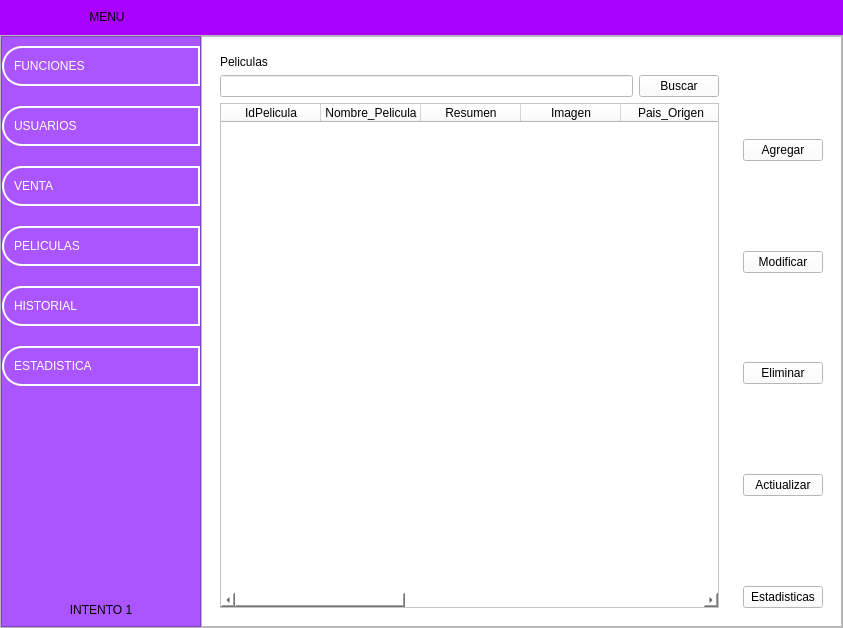
Above: ui/menu.ui from LeandroMuzalski1843/Proyecto_Final_Practicas_II before the change. Below: the same form after it.
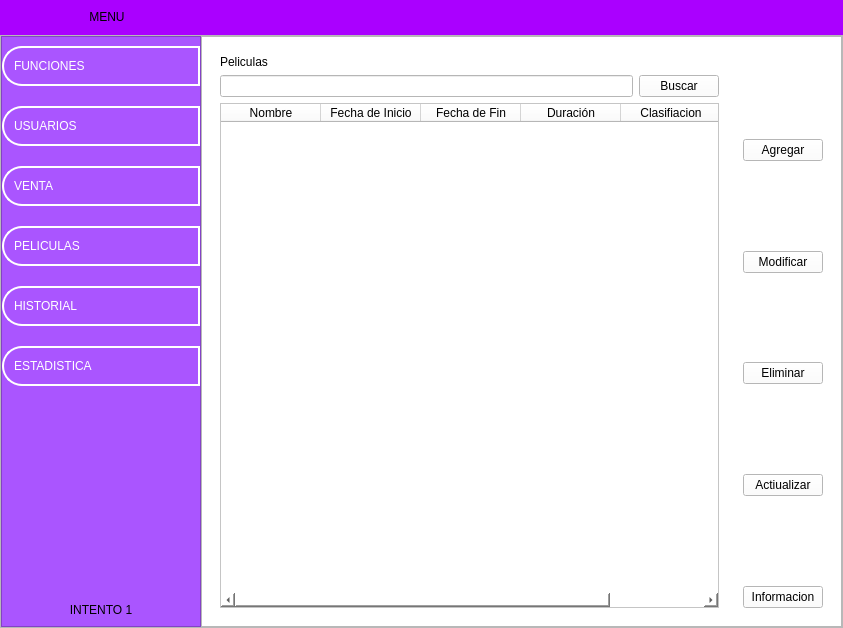
That is the form after the change. The open tabs and pages were chosen to show the change. Icons and pictures are not drawn.

Commit message: Estetica de la sección peliculas

```diff
--- a/ui/menu.ui
+++ b/ui/menu.ui
@@ -1388,57 +1388,27 @@
                   <widget class="QTableWidget" name="tableWidget_pelis">
                    <column>
                     <property name="text">
-                     <string>IdPelicula</string>
+                     <string>Nombre</string>
                     </property>
                    </column>
                    <column>
                     <property name="text">
-                     <string>Nombre_Pelicula</string>
+                     <string>Fecha de Inicio</string>
                     </property>
                    </column>
                    <column>
                     <property name="text">
-                     <string>Resumen</string>
+                     <string>Fecha de Fin</string>
                     </property>
                    </column>
                    <column>
                     <property name="text">
-                     <string>Imagen</string>
+                     <string>Duración</string>
                     </property>
                    </column>
                    <column>
                     <property name="text">
-                     <string>Pais_Origen</string>
-                    </property>
-                   </column>
-                   <column>
-                    <property name="text">
-                     <string>Fecha_Estreno_Mundial</string>
-                    </property>
-                   </column>
-                   <column>
-                    <property name="text">
-                     <string>Fecha_Inicio</string>
-                    </property>
-                   </column>
-                   <column>
-                    <property name="text">
-                     <string>Fecha_Fin</string>
-                    </property>
-                   </column>
-                   <column>
-                    <property name="text">
-                     <string>Duracion</string>
-                    </property>
-                   </column>
-                   <column>
-                    <property name="text">
-                     <string>Clasificacion</string>
-                    </property>
-                   </column>
-                   <column>
-                    <property name="text">
-                     <string>Generos</string>
+                     <string>Clasifiacion</string>
                     </property>
                    </column>
                   </widget>
@@ -1551,7 +1521,7 @@
                  <item>
                   <widget class="QPushButton" name="btn_estadisticas_pelicula">
                    <property name="text">
-                    <string>Estadisticas</string>
+                    <string>Informacion</string>
                    </property>
                   </widget>
                  </item>
```
Left out of the diff: 4 changed lines with no effect on the pictures. The commit also changes 3 other files.
